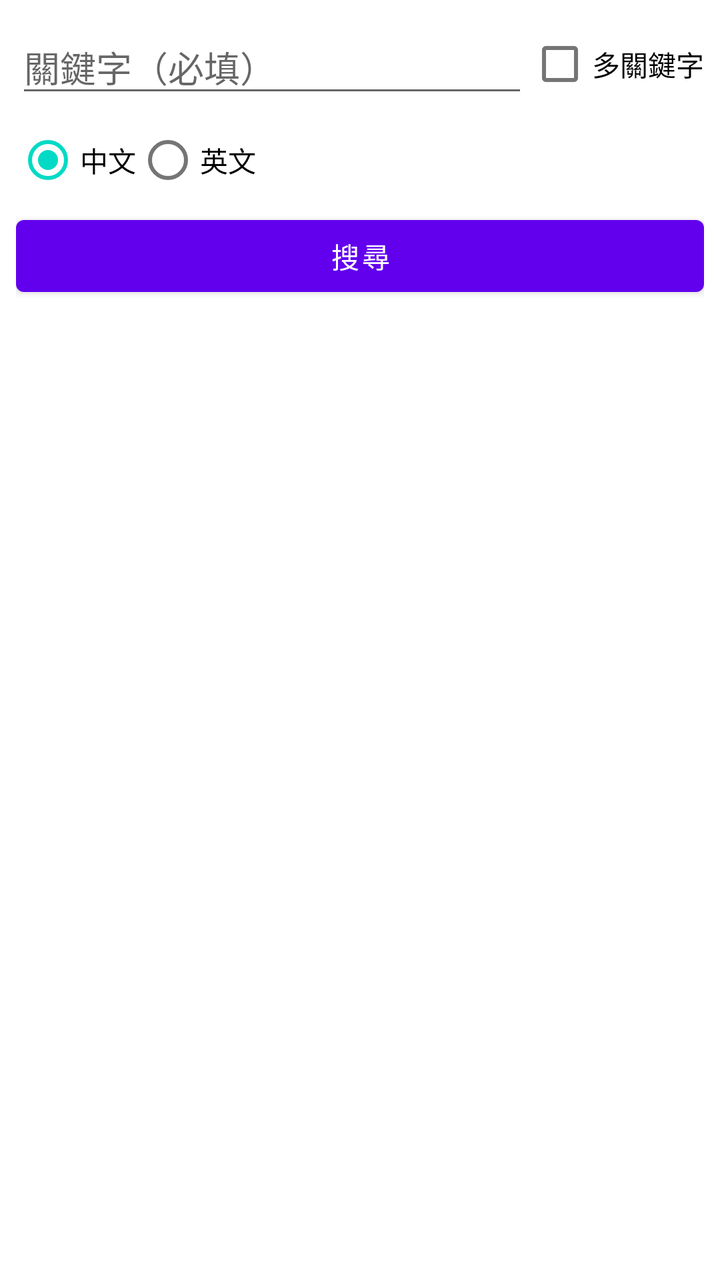
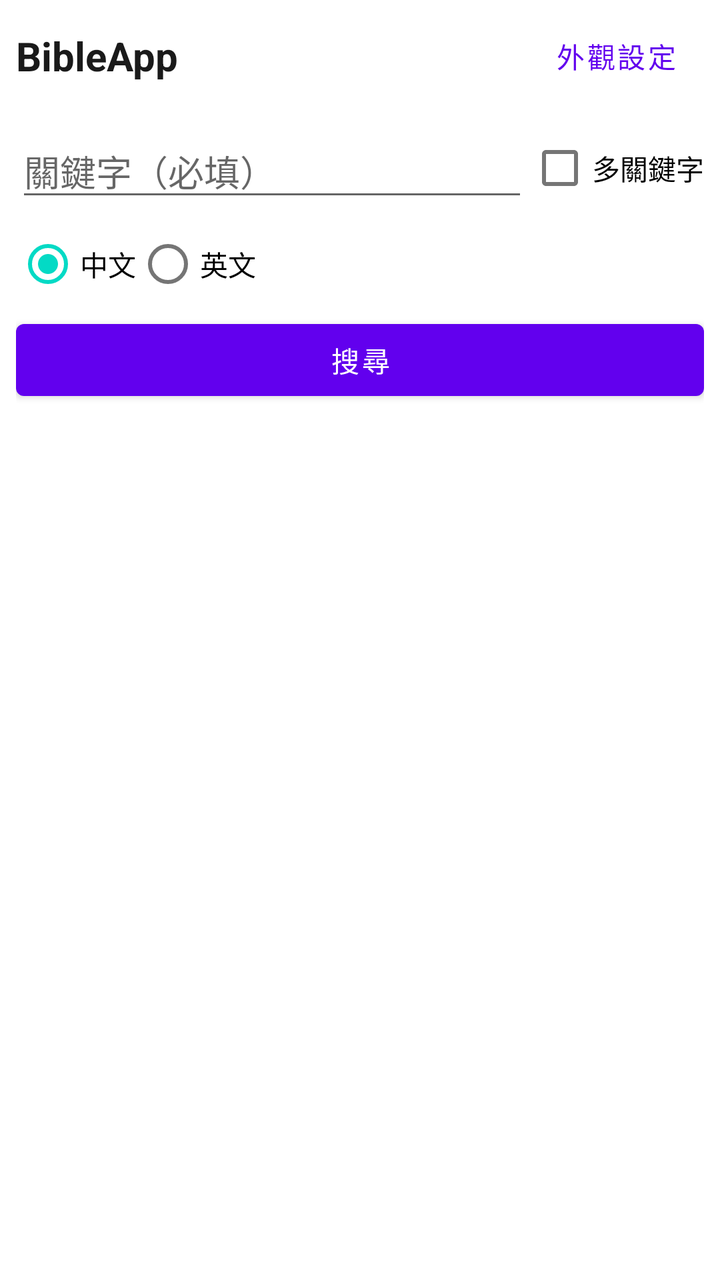

Screens rendered from an Android XML layout before and after an edit, with the pre-edit source and the edit as a unified diff.
<!-- AndroidManifest.xml: application theme Theme.BibleApp -->
<!-- res/layout/activity_book_list.xml -->
<?xml version="1.0" encoding="utf-8"?>
<LinearLayout xmlns:android="http://schemas.android.com/apk/res/android"
    android:orientation="vertical"
    android:layout_width="match_parent"
    android:layout_height="match_parent"
    android:fitsSystemWindows="true">

    <LinearLayout
        android:orientation="vertical"
        android:layout_width="match_parent"
        android:layout_height="wrap_content"
        android:padding="8dp">

        <LinearLayout
            android:orientation="horizontal"
            android:layout_width="match_parent"
            android:layout_height="wrap_content"
            android:gravity="center_vertical">

            <EditText
                android:id="@+id/editSearchKeyword1"
                android:layout_width="0dp"
                android:layout_height="wrap_content"
                android:layout_weight="1"
                android:hint="關鍵字（必填）"
                android:singleLine="true"
                android:imeOptions="actionSearch" />

            <CheckBox
                android:id="@+id/checkboxMultiKeyword"
                android:layout_width="wrap_content"
                android:layout_height="wrap_content"
                android:text="多關鍵字" />

        </LinearLayout>

        <LinearLayout
            android:id="@+id/layoutMultiKeywordFields"
            android:orientation="vertical"
            android:layout_width="match_parent"
            android:layout_height="wrap_content"
            android:visibility="gone">

            <EditText
                android:id="@+id/editSearchKeyword2"
                android:layout_width="match_parent"
                android:layout_height="wrap_content"
                android:hint="關鍵字 2（可留空）"
                android:singleLine="true" />

            <EditText
                android:id="@+id/editSearchKeyword3"
                android:layout_width="match_parent"
                android:layout_height="wrap_content"
                android:hint="關鍵字 3（可留空）"
                android:singleLine="true"
                android:imeOptions="actionSearch" />

            <RadioGroup
                android:id="@+id/radioGroupAndOr"
                android:orientation="horizontal"
                android:layout_width="wrap_content"
                android:layout_height="wrap_content">

                <RadioButton
                    android:id="@+id/radioAnd"
                    android:layout_width="wrap_content"
                    android:layout_height="wrap_content"
                    android:checked="true"
                    android:text="AND（同時符合）" />

                <RadioButton
                    android:id="@+id/radioOr"
                    android:layout_width="wrap_content"
                    android:layout_height="wrap_content"
                    android:text="OR（符合其一）" />

            </RadioGroup>

        </LinearLayout>

        <RadioGroup
            android:id="@+id/radioGroupSearchLanguage"
            android:orientation="horizontal"
            android:layout_width="wrap_content"
            android:layout_height="wrap_content">

            <RadioButton
                android:id="@+id/radioChinese"
                android:layout_width="wrap_content"
                android:layout_height="wrap_content"
                android:checked="true"
                android:text="中文" />

            <RadioButton
                android:id="@+id/radioEnglish"
                android:layout_width="wrap_content"
                android:layout_height="wrap_content"
                android:text="英文" />

        </RadioGroup>

        <Button
            android:id="@+id/btnSearch"
            android:layout_width="match_parent"
            android:layout_height="wrap_content"
            android:text="搜尋" />

    </LinearLayout>

    <Button
        android:id="@+id/btnContinueReading"
        android:layout_width="match_parent"
        android:layout_height="wrap_content"
        android:layout_marginStart="8dp"
        android:layout_marginEnd="8dp"
        android:layout_marginBottom="8dp"
        android:text="繼續閱讀"
        android:visibility="gone" />

    <androidx.recyclerview.widget.RecyclerView
        android:id="@+id/recyclerBooks"
        android:layout_width="match_parent"
        android:layout_height="0dp"
        android:layout_weight="1" />

</LinearLayout>
<!-- resources referenced by this layout -->
<resources>
  <style name="Theme.BibleApp" parent="Theme.MaterialComponents.DayNight.DarkActionBar">
          
          <item name="colorPrimary">@color/purple_500</item>
          <item name="colorPrimaryVariant">@color/purple_700</item>
          <item name="colorOnPrimary">@color/white</item>
          
          <item name="colorSecondary">@color/teal_200</item>
          <item name="colorSecondaryVariant">@color/teal_700</item>
          <item name="colorOnSecondary">@color/black</item>
          
          <item name="android:statusBarColor">?attr/colorPrimaryVariant</item>
          
      </style>
  <color name="purple_500">#FF6200EE</color>
  <color name="purple_700">#FF3700B3</color>
  <color name="white">#FFFFFFFF</color>
  <color name="teal_200">#FF03DAC5</color>
  <color name="teal_700">#FF018786</color>
  <color name="black">#FF000000</color>
</resources>

<!-- the commit's change to res/layout/activity_book_list.xml (unified diff, before → after) -->
@@ -3,7 +3,34 @@
     android:orientation="vertical"
     android:layout_width="match_parent"
     android:layout_height="match_parent"
-    android:fitsSystemWindows="true">
+    android:background="@color/background_primary">
+
+    <LinearLayout
+        android:orientation="horizontal"
+        android:layout_width="match_parent"
+        android:layout_height="wrap_content"
+        android:gravity="center_vertical"
+        android:paddingStart="8dp"
+        android:paddingEnd="8dp"
+        android:paddingTop="4dp">
+
+        <TextView
+            android:layout_width="0dp"
+            android:layout_height="wrap_content"
+            android:layout_weight="1"
+            android:text="@string/app_name"
+            android:textColor="@color/text_primary"
+            android:textSize="20sp"
+            android:textStyle="bold" />
+
+        <Button
+            android:id="@+id/btnThemeSettings"
+            style="?attr/borderlessButtonStyle"
+            android:layout_width="wrap_content"
+            android:layout_height="wrap_content"
+            android:text="外觀設定" />
+
+    </LinearLayout>
 
     <LinearLayout
         android:orientation="vertical"
<!-- resource entries referenced after the edit -->
@@ -1,6 +1,9 @@
 <!-- resources referenced by this layout -->
 <resources>
-  <style name="Theme.BibleApp" parent="Theme.MaterialComponents.DayNight.DarkActionBar">
+  <color name="background_primary">#FFFFFF</color>
+  <color name="text_primary">#1A1A1A</color>
+  <string name="app_name">BibleApp</string>
+  <style name="Theme.BibleApp" parent="Theme.MaterialComponents.DayNight.NoActionBar">
           
           <item name="colorPrimary">@color/purple_500</item>
           <item name="colorPrimaryVariant">@color/purple_700</item>
@@ -10,7 +13,9 @@
           <item name="colorSecondaryVariant">@color/teal_700</item>
           <item name="colorOnSecondary">@color/black</item>
           
-          <item name="android:statusBarColor">?attr/colorPrimaryVariant</item>
+          <item name="android:statusBarColor">@android:color/transparent</item>
+          <item name="android:navigationBarColor">@android:color/transparent</item>
+          <item name="android:windowLightStatusBar">true</item>
           
       </style>
   <color name="purple_500">#FF6200EE</color>
